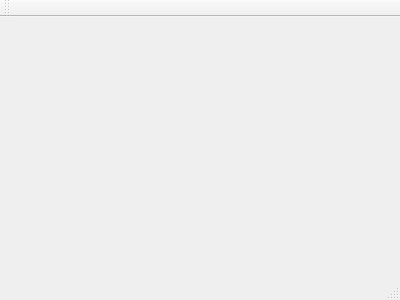
Old version of the form menuwindow.ui in the repository minno22/RugbyAnalyser.
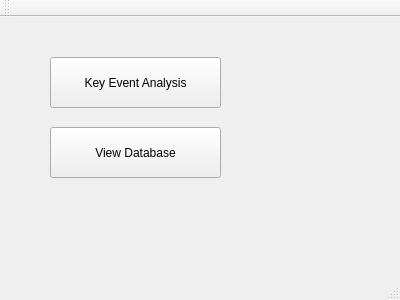
New version of the form.

Commit message: Added some Key Event Analysis functionality

```diff
--- a/menuwindow.ui
+++ b/menuwindow.ui
@@ -12,13 +12,58 @@
   <property name="windowTitle" >
    <string>MenuWindow</string>
   </property>
-  <widget class="QMenuBar" name="menuBar" />
-  <widget class="QToolBar" name="mainToolBar" />
-  <widget class="QWidget" name="centralWidget" />
-  <widget class="QStatusBar" name="statusBar" />
+  <widget class="QWidget" name="centralWidget">
+   <widget class="QPushButton" name="btnKeyEventAnalysis">
+    <property name="geometry">
+     <rect>
+      <x>50</x>
+      <y>40</y>
+      <width>171</width>
+      <height>51</height>
+     </rect>
+    </property>
+    <property name="text">
+     <string>Key Event Analysis</string>
+    </property>
+    <property name="autoDefault">
+     <bool>false</bool>
+    </property>
+   </widget>
+   <widget class="QPushButton" name="btnViewDb">
+    <property name="geometry">
+     <rect>
+      <x>50</x>
+      <y>110</y>
+      <width>171</width>
+      <height>51</height>
+     </rect>
+    </property>
+    <property name="text">
+     <string>View Database</string>
+    </property>
+   </widget>
+  </widget>
+  <widget class="QMenuBar" name="menuBar">
+   <property name="geometry">
+    <rect>
+     <x>0</x>
+     <y>0</y>
+     <width>400</width>
+     <height>21</height>
+    </rect>
+   </property>
+  </widget>
+  <widget class="QToolBar" name="mainToolBar">
+   <attribute name="toolBarArea">
+    <enum>TopToolBarArea</enum>
+   </attribute>
+   <attribute name="toolBarBreak">
+    <bool>false</bool>
+   </attribute>
+  </widget>
+  <widget class="QStatusBar" name="statusBar"/>
  </widget>
- <layoutDefault spacing="6" margin="11" />
- <pixmapfunction></pixmapfunction>
+ <layoutdefault spacing="6" margin="11"/>
  <resources/>
  <connections/>
 </ui>
```
Left out of the diff: 7 changed lines with no effect on the pictures. The commit also changes 20 other files.
